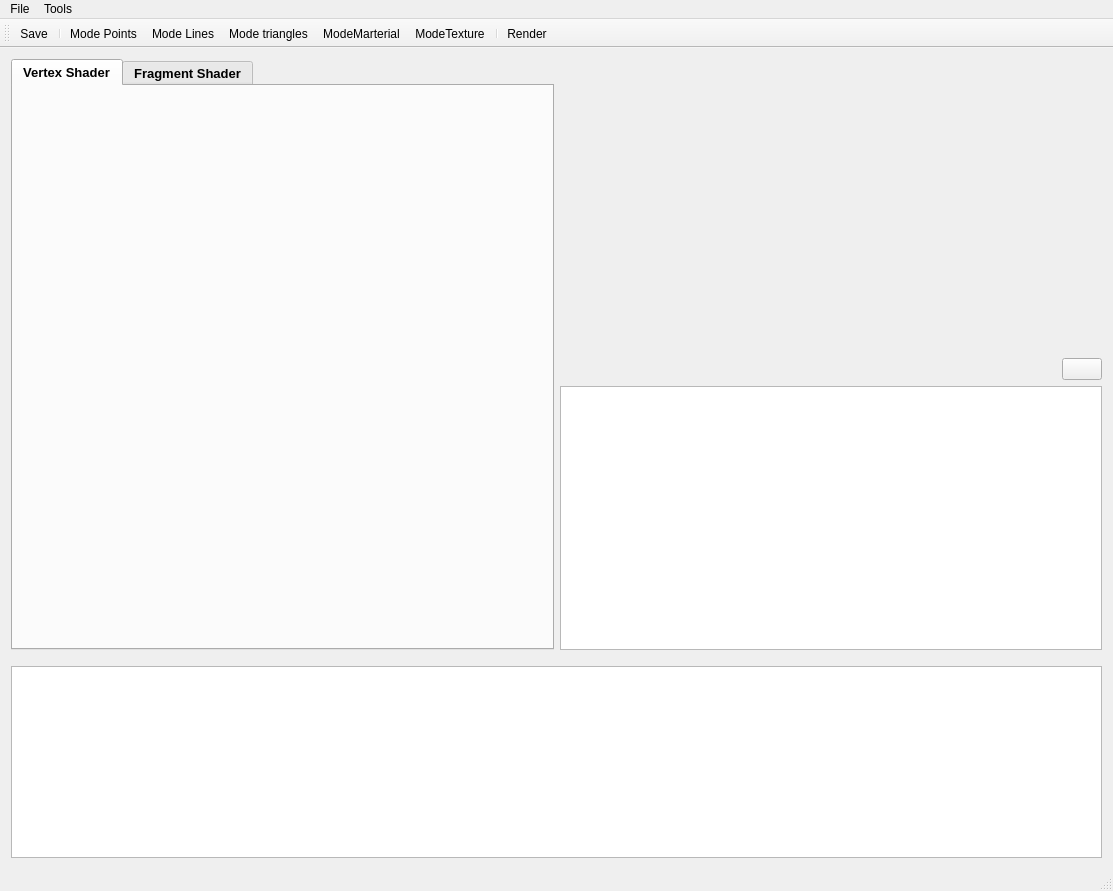
First picture: the form in ToulouseCompiler/ToulouseCompiler/ToulouseCompiler.ui, repository ajvs0003/ToulouseCompiler, before the edit.
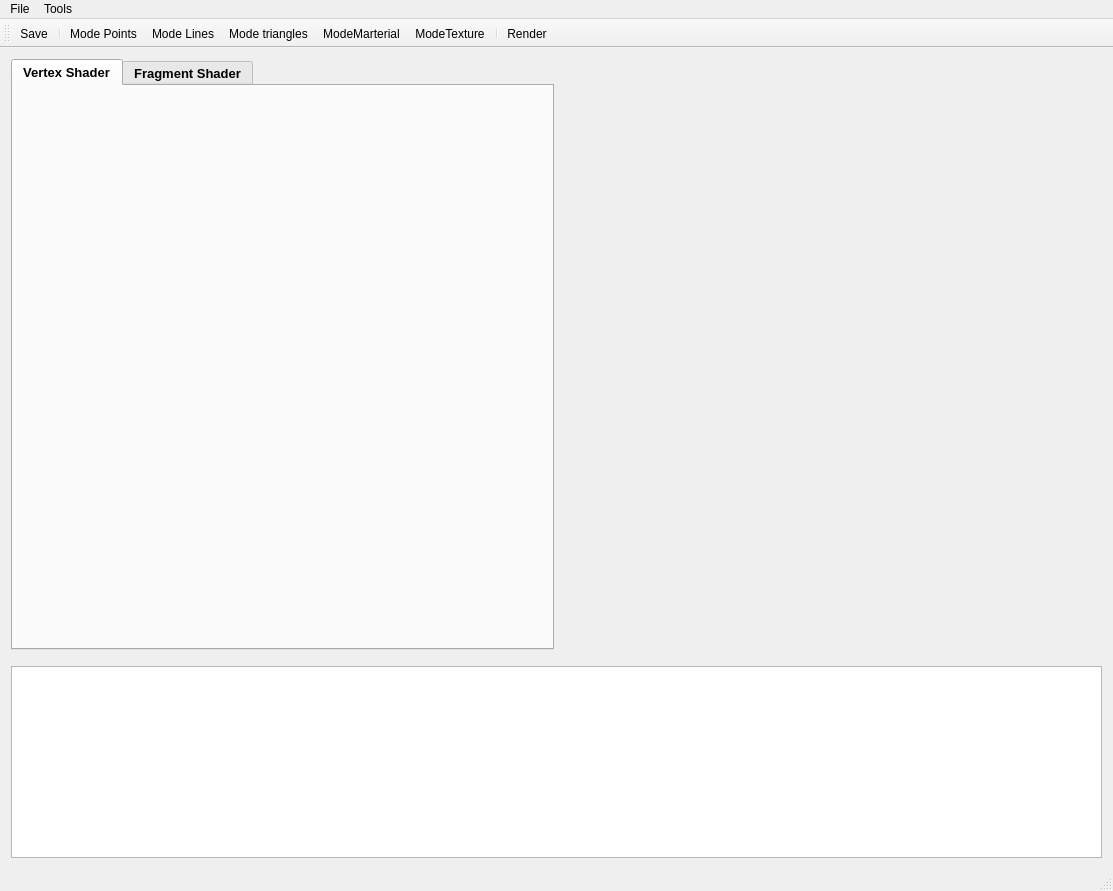
Second picture: the form after the edit. Icons and pictures are not drawn.

```diff
--- a/ToulouseCompiler/ToulouseCompiler/ToulouseCompiler.ui
+++ b/ToulouseCompiler/ToulouseCompiler/ToulouseCompiler.ui
@@ -82,49 +82,6 @@
                 </item>
                </layout>
               </item>
-              <item>
-               <layout class="QVBoxLayout" name="verticalLayout_3">
-                <item>
-                 <layout class="QHBoxLayout" name="horizontalLayout_5">
-                  <item>
-                   <layout class="QVBoxLayout" name="verticalLayout_4">
-                    <item alignment="Qt::AlignRight">
-                     <widget class="QPushButton" name="addUniform">
-                      <property name="text">
-                       <string/>
-                      </property>
-                      <property name="icon">
-                       <iconset resource="Resource.qrc">
-                        <normaloff>:/img/Resources/img/add.png</normaloff>:/img/Resources/img/add.png</iconset>
-                      </property>
-                     </widget>
-                    </item>
-                    <item>
-                     <layout class="QHBoxLayout" name="horizontalLayout_6">
-                      <item>
-                       <widget class="QTableWidget" name="uniforms">
-                        <property name="sizePolicy">
-                         <sizepolicy hsizetype="Preferred" vsizetype="Expanding">
-                          <horstretch>0</horstretch>
-                          <verstretch>0</verstretch>
-                         </sizepolicy>
-                        </property>
-                        <property name="font">
-                         <font>
-                          <family>Bell MT</family>
-                          <pointsize>12</pointsize>
-                         </font>
-                        </property>
-                       </widget>
-                      </item>
-                     </layout>
-                    </item>
-                   </layout>
-                  </item>
-                 </layout>
-                </item>
-               </layout>
-              </item>
              </layout>
             </item>
            </layout>
```
